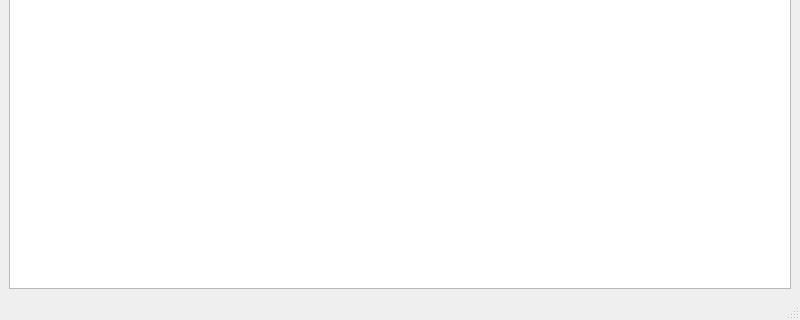
arapelle/qtapp, file src/MainWindow.ui: the form before one commit; both pictures show x 0 to 800 and y 280 to 600 of the 800 by 600 pixel window.
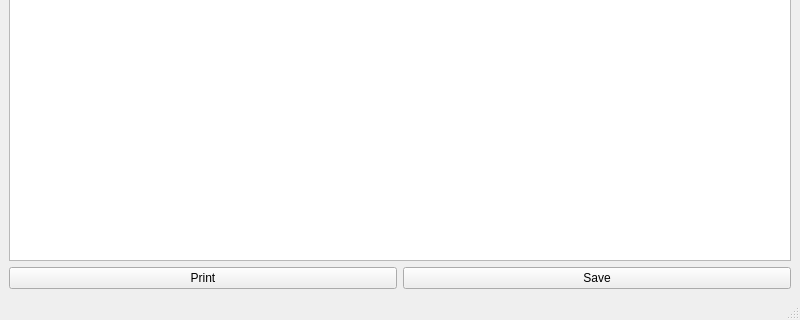
The form after the commit.

Commit message: Push button example.

The edit to the form file:
```diff
--- a/src/MainWindow.ui
+++ b/src/MainWindow.ui
@@ -16,7 +16,32 @@
   <widget class="QWidget" name="centralwidget">
    <layout class="QVBoxLayout" name="verticalLayout">
     <item>
-     <widget class="QPlainTextEdit" name="plainTextEdit"/>
+     <widget class="QPlainTextEdit" name="plainTextEdit">
+      <property name="plainText">
+       <string/>
+      </property>
+     </widget>
+    </item>
+    <item>
+     <layout class="QHBoxLayout" name="horizontalLayout">
+      <property name="bottomMargin">
+       <number>0</number>
+      </property>
+      <item>
+       <widget class="QPushButton" name="print_button">
+        <property name="text">
+         <string>Print</string>
+        </property>
+       </widget>
+      </item>
+      <item>
+       <widget class="QPushButton" name="save_button">
+        <property name="text">
+         <string>Save</string>
+        </property>
+       </widget>
+      </item>
+     </layout>
     </item>
    </layout>
   </widget>
```
The commit also changes 2 other files.
